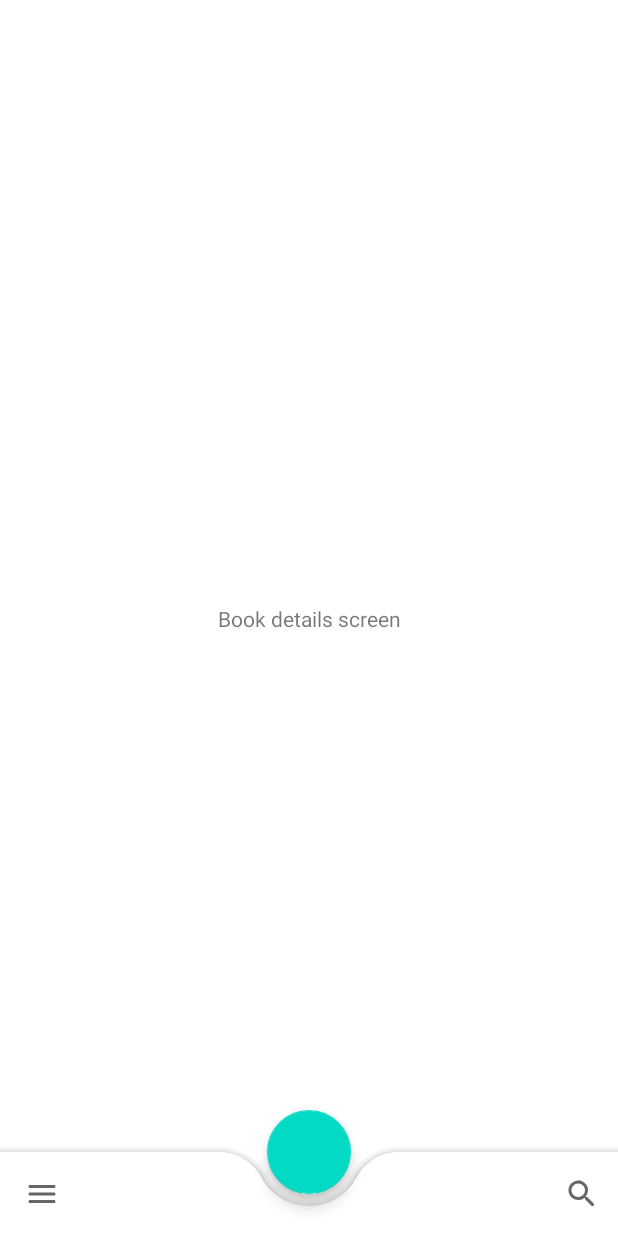
After one commit to CMPUT301F20T13/TreatYourShelf, an Android app: the BookDetailsFragment screen opened through its navigation route, on a phone screen of 412 x 824 dp. The commit adds this screen. Run offline under Robolectric (Android 15) with nearby library versions, the phone set to English and light mode, and no system bars; our stand-ins replace Room's generated code.

Commit message:
Add Book Details Destination

```diff
--- /dev/null
+++ b/TreatYourShelf/app/src/main/java/com/cmput301f20t13/treatyourshelf/ui/book_details/BookDetailsFragment.java
@@ -0,0 +1,22 @@
+package com.cmput301f20t13.treatyourshelf.ui.book_details;
+
+import android.os.Bundle;
+import android.view.LayoutInflater;
+import android.view.View;
+import android.view.ViewGroup;
+
+import androidx.annotation.NonNull;
+import androidx.annotation.Nullable;
+import androidx.fragment.app.Fragment;
+
+import com.cmput301f20t13.treatyourshelf.R;
+
+public class BookDetailsFragment extends Fragment {
+
+    @Nullable
+    @Override
+    public View onCreateView(@NonNull LayoutInflater inflater, @Nullable ViewGroup container, @Nullable Bundle savedInstanceState) {
+        View view = inflater.inflate(R.layout.fragment_book_details, container, false);
+        return view;
+    }
+}
--- a/TreatYourShelf/app/src/main/java/com/cmput301f20t13/treatyourshelf/ui/navigation_menu/BottomSheetNavigationMenu.java
+++ b/TreatYourShelf/app/src/main/java/com/cmput301f20t13/treatyourshelf/ui/navigation_menu/BottomSheetNavigationMenu.java
@@ -45,7 +45,7 @@
     }
 
     private List<NavigationItem> setUpNavigationList() {
-        List<NavigationItem> navigationItems = new ArrayList<NavigationItem>();
+        List<NavigationItem> navigationItems = new ArrayList<>();
         NavigationItem navigationItem = new NavigationItem(R.id.borrReqBooksFragment, R.drawable.ic_book_clock, "My Requests");
         navigationItems.add(navigationItem);
         NavigationItem navigationItem2 = new NavigationItem(R.id.cameraXFragment, R.drawable.ic_qrcode, "Barcode Scanner");
--- /dev/null
+++ b/TreatYourShelf/app/src/main/res/layout/fragment_book_details.xml
@@ -0,0 +1,18 @@
+<?xml version="1.0" encoding="utf-8"?>
+<androidx.constraintlayout.widget.ConstraintLayout
+    xmlns:android="http://schemas.android.com/apk/res/android"
+    xmlns:app="http://schemas.android.com/apk/res-auto"
+    xmlns:tools="http://schemas.android.com/tools"
+    android:layout_width="match_parent"
+    android:layout_height="match_parent">
+
+    <TextView
+        android:id="@+id/textView3"
+        android:layout_width="wrap_content"
+        android:layout_height="wrap_content"
+        android:text="Book details screen"
+        app:layout_constraintBottom_toBottomOf="parent"
+        app:layout_constraintEnd_toEndOf="parent"
+        app:layout_constraintStart_toStartOf="parent"
+        app:layout_constraintTop_toTopOf="parent" />
+</androidx.constraintlayout.widget.ConstraintLayout>
--- a/TreatYourShelf/app/src/main/res/navigation/navigation_graph.xml
+++ b/TreatYourShelf/app/src/main/res/navigation/navigation_graph.xml
@@ -24,4 +24,8 @@
         android:id="@+id/profileFragment"
         android:name="com.cmput301f20t13.treatyourshelf.ui.UserProfile.ProfileFragment"
         android:label="ProfileFragment" />
+    <fragment
+        android:id="@+id/bookDetailsFragment"
+        android:name="com.cmput301f20t13.treatyourshelf.ui.book_details.BookDetailsFragment"
+        android:label="BookDetailsFragment" />
 </navigation>
```
